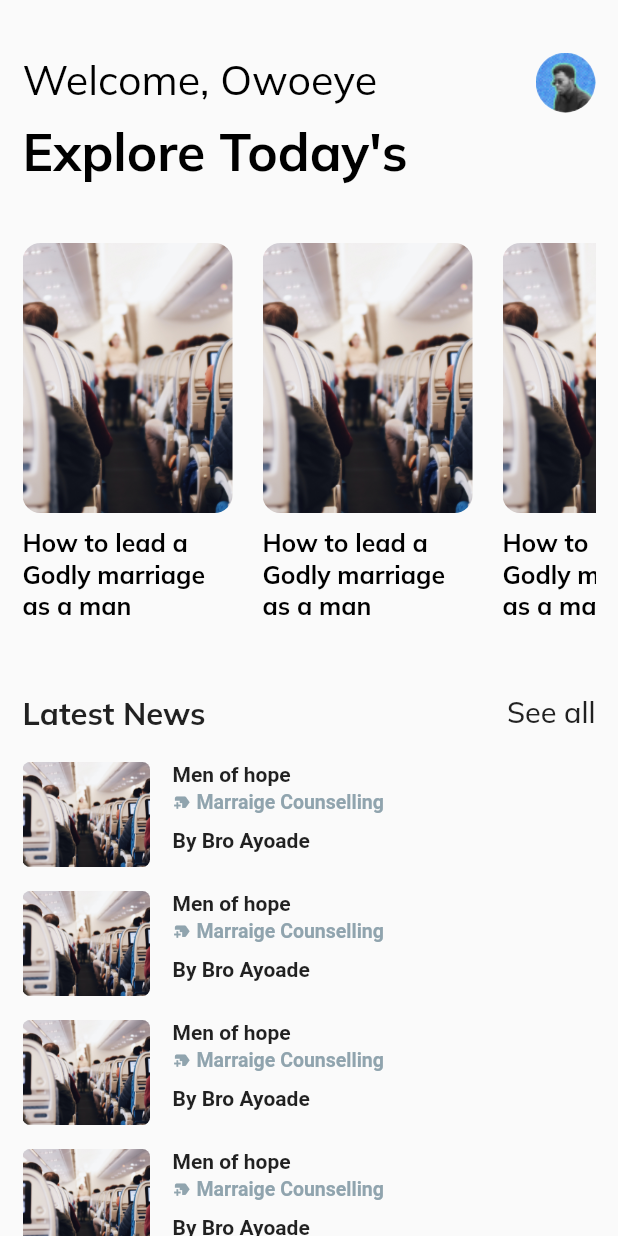
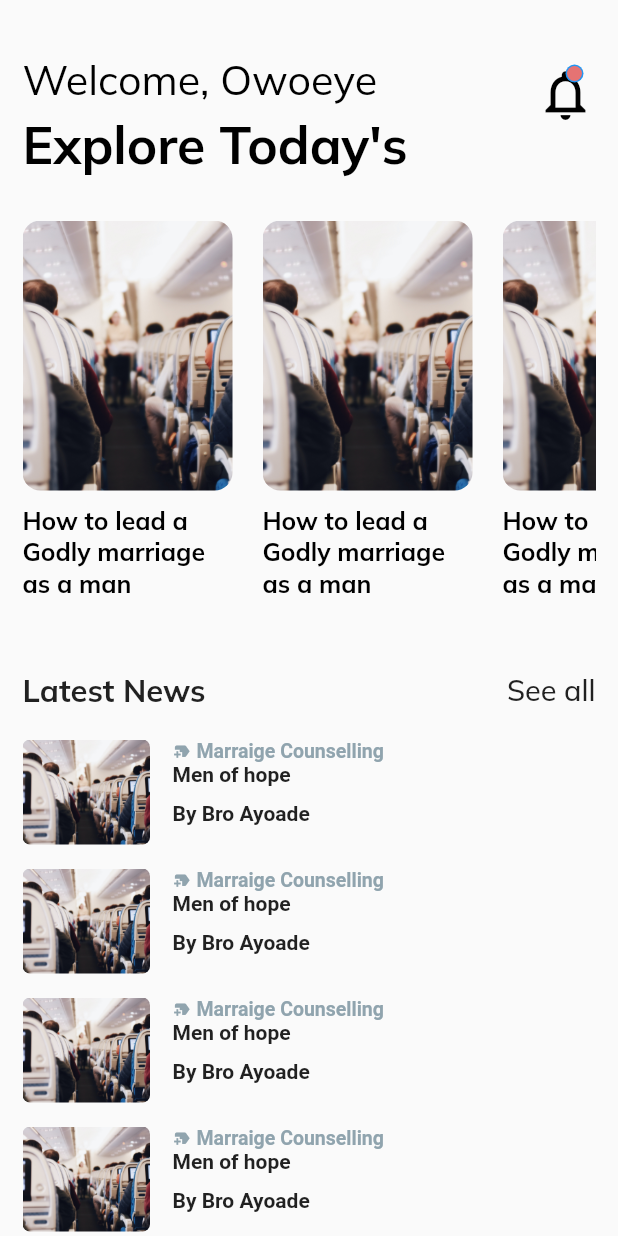
Before and after one commit to parallelbox-lab/mingle_blog, a Flutter app: the Home screen opened directly, on a phone screen of 412 x 824 dp. Run offline on Flutter 3.47's test engine with Material 2 defaults, Android fonts, the light colour scheme and no system bars; our stand-ins replace cloud_firestore, firebase_auth, firebase_core, google_fonts, shared_preferences, sizer; accounts and stored records are empty.

Commit message:
new commit

```diff
--- a/lib/screens/auth/sign_in/form_content.dart
+++ b/lib/screens/auth/sign_in/form_content.dart
@@ -1,5 +1,6 @@
 import 'package:flutter/material.dart';
 import 'package:mingle_blog/screens/home_view.dart';
+import 'package:mingle_blog/services/auth_services.dart';
 import 'package:mingle_blog/utils/constants.dart';
 
 class FormContent extends StatefulWidget {
@@ -23,6 +24,7 @@ class _FormContentState extends State<FormContent> {
       _isVisible = !_isVisible;
     });
   }
+final AuthService _authService = AuthService();
 
   @override
   Widget build(BuildContext context) {
--- a/lib/screens/home/home.dart
+++ b/lib/screens/home/home.dart
@@ -1,7 +1,9 @@
 import 'package:flutter/material.dart';
 import 'package:mingle_blog/screens/home/widgets/details.dart';
 import 'package:mingle_blog/widgets/custom_text.dart';
+import 'package:mingle_blog/widgets/icon_badge.dart';
 import 'package:mingle_blog/widgets/title_holder.dart';
+import 'package:mingle_blog/widgets/icon_badge.dart';
 import 'package:sizer/sizer.dart';
 
 class Home extends StatelessWidget {
@@ -28,7 +30,7 @@ class Home extends StatelessWidget {
                           size: 20.sp,
                           color: Colors.black),
                       const SizedBox(
-                        height: 10,
+                        height: 5,
                       ),
                       CustomText(
                         text: "Explore Today's",
@@ -42,20 +44,18 @@ class Home extends StatelessWidget {
                       padding: const EdgeInsets.only(
                         left: 5,
                       ),
-                      child: Container(
-                        height: 40,
-                        width: 40,
-                        decoration: BoxDecoration(
-                            borderRadius: BorderRadius.circular(20.0),
-                            image: const DecorationImage(
-                                image: AssetImage(
-                              'assets/images/user_image.png',
-                            ))),
-                      ))
+                      child:   IconButton(
+                        icon: IconBadge(
+                          icon: Icons.notifications_none,
+                          color: Colors.black,
+                          size: 40,
+                ),
+                onPressed: () {},
+              ),)
                 ],
               ),
               const SizedBox(
-                height: 30,
+                height: 20,
               ),
               horizontalList(context),
               const SizedBox(
@@ -137,8 +137,7 @@ class Home extends StatelessWidget {
                           width: 90.0,
                           fit: BoxFit.cover,
                                 ),
-                              ),
-                     ),
+                              ),),
                  const SizedBox(width: 15.0),
                     SizedBox(
                       height: 80.0,
@@ -148,19 +147,7 @@ class Home extends StatelessWidget {
                         physics: const NeverScrollableScrollPhysics(),
                         shrinkWrap: true,
                         children: <Widget>[
-                          Container(
-                            alignment: Alignment.centerLeft,
-                            child: const Text(
-                              "Men of hope",
-                              style: TextStyle(
-                                fontWeight: FontWeight.w700,
-                                fontSize: 14.0,
-                              ),
-                              maxLines: 2,
-                              textAlign: TextAlign.left,
-                            ),
-                          ),
-                         const SizedBox(height: 3.0),
+
                           Row(
                             children: <Widget>[
                               Icon(
@@ -183,6 +170,18 @@ class Home extends StatelessWidget {
                                 ),
                               ),
                             ],
+                          ),
+                           Container(
+                            alignment: Alignment.centerLeft,
+                            child: const Text(
+                              "Men of hope",
+                              style: TextStyle(
+                                fontWeight: FontWeight.w700,
+                                fontSize: 14.0,
+                              ),
+                              maxLines: 2,
+                              textAlign: TextAlign.left,
+                            ),
                           ),
                           const SizedBox(height: 10.0),
                           Container(
```
Also changed, not shown: lib/main.dart (+11 -2 lines), lib/models/blog_model.dart (added, +7 -0 lines), lib/screens/auth/sign_up/form_content.dart (+12 -5 lines), lib/screens/home/widgets/details.dart (+1 -12 lines), lib/screens/splash/splash.dart (+11 -6 lines), lib/services/auth_services.dart (added, +56 -0 lines).
